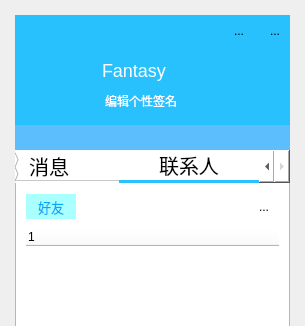
The window that QQClient/maininterface.ui (Fantasy714/-Qt5-C-S-QQ-) describes before a commit, drawn with Qt 5; both pictures show x 0 to 305 and y 0 to 326 of the 305 by 800 pixel window.
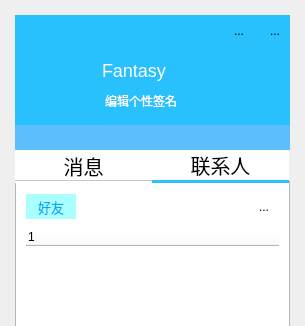
The same window after the commit. The open tabs and pages were chosen to show the change. Icons and pictures are not drawn.

```diff
--- a/QQClient/maininterface.ui
+++ b/QQClient/maininterface.ui
@@ -492,7 +492,7 @@
       <string notr="true">QTabBar::tab
 {
 	font:20px;
-	width:140px;
+	width:137px;
 	height:30px;
 	border-style:solid;
 	border-top-width:0px;
```
Left out of the diff: 14 changed lines with no effect on the pictures.
